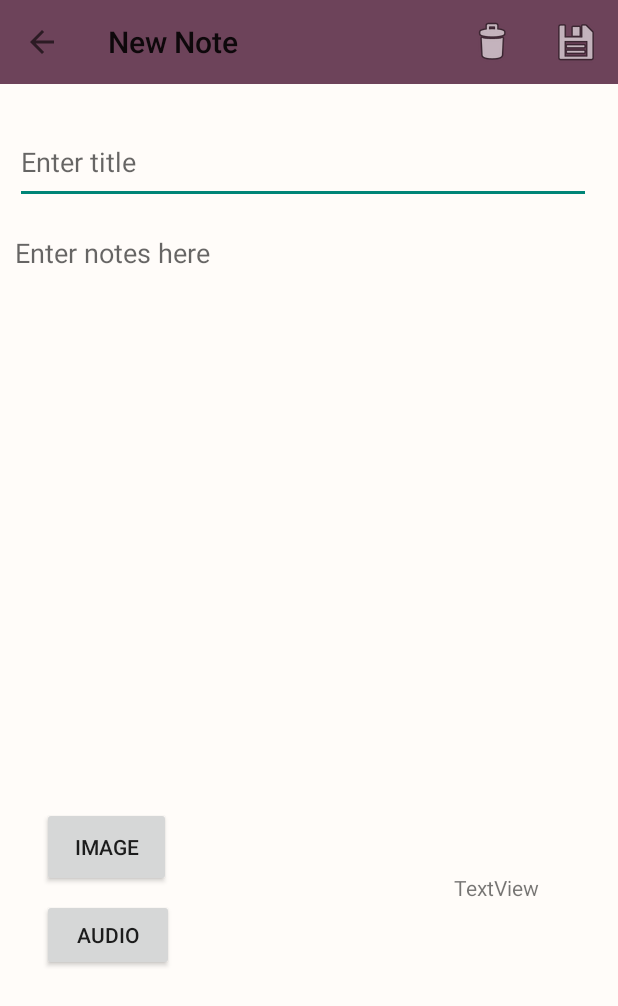
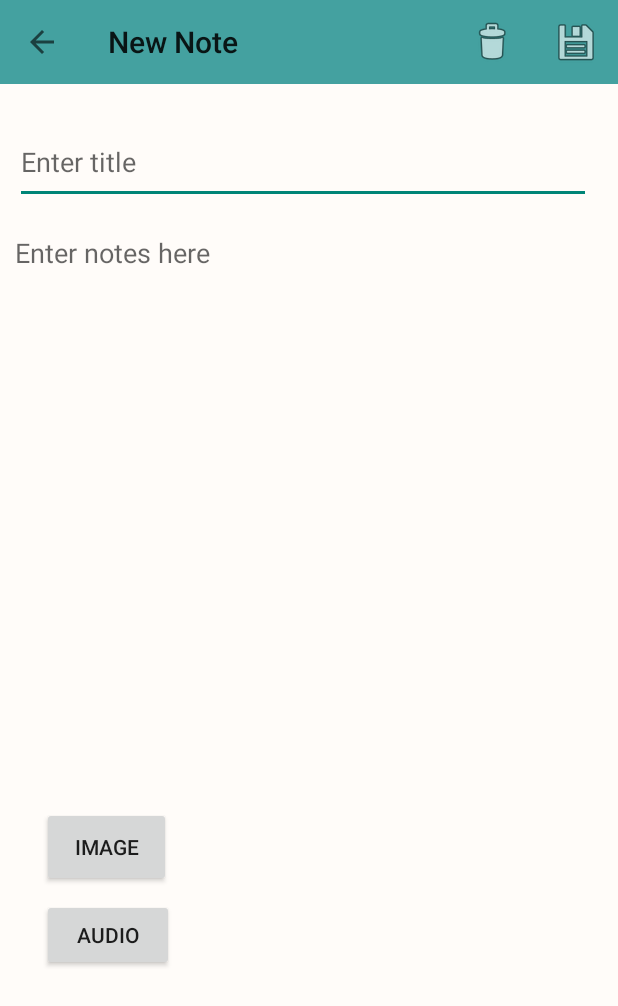
Before and after one commit to C0772144-komalsubhra/note_Goal_diggers_android, an Android app: the addNote screen opened directly, with no data from a screen before it, on a phone screen of 412 x 824 dp. Shown: the top 1006 px of the screen. Run offline under Robolectric (Android 15) with nearby library versions, the light colour scheme and no system bars; our stand-ins replace Firebase (no records; nobody signed in at launch, a user with empty details on screens opened directly); 1 statement that could not run was skipped.

Commit message:
colour chnged

```diff
--- a/app/src/main/java/com/example/note_goal_diggers_android/notesDetails.java
+++ b/app/src/main/java/com/example/note_goal_diggers_android/notesDetails.java
@@ -41,7 +41,6 @@ import com.google.firebase.storage.StorageReference;
 import java.io.File;
 import java.io.IOException;
 import java.util.HashMap;
-
 public class notesDetails extends AppCompatActivity {
 
     TextView notesDetails;
--- a/app/src/main/res/layout/activity_add_note.xml
+++ b/app/src/main/res/layout/activity_add_note.xml
@@ -4,7 +4,7 @@
     xmlns:tools="http://schemas.android.com/tools"
     android:layout_width="match_parent"
     android:layout_height="match_parent"
-    tools:context=".addNoteActivity"
+    tools:context=".addNote"
     android:background="#FFFCF9">
 
     <androidx.appcompat.widget.Toolbar
@@ -12,7 +12,7 @@
         android:layout_width="match_parent"
         android:layout_height="?actionBarSize"
         android:layout_marginBottom="1dp"
-        android:background="#6D435A"
+        android:background="#44A1A0"
         app:layout_constraintBottom_toTopOf="@+id/listOfNotes"
         app:layout_constraintStart_toStartOf="parent"
         app:layout_constraintTop_toTopOf="parent" />
@@ -84,7 +84,7 @@
         android:layout_marginStart="29dp"
         android:layout_marginTop="64dp"
         android:layout_marginEnd="52dp"
-        android:text="TextView"
+        android:text="      "
         app:layout_constraintEnd_toEndOf="parent"
         app:layout_constraintStart_toEndOf="@+id/uploadingImage"
         app:layout_constraintTop_toBottomOf="@+id/noteDetails" />
```
